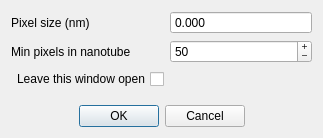
This is currentmaskanalysisconfig.ui in PeeKayChonkster/QtNanotubeAnalysis as Qt 5 draws it before an edit. The edited form follows.
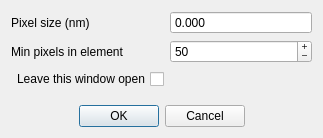
This is the edited form.

Commit message:
Change nanotubes to elements
Change the word nanotubes to elements in config window forms

The edit to the form file:
```diff
--- a/currentmaskanalysisconfig.ui
+++ b/currentmaskanalysisconfig.ui
@@ -39,7 +39,7 @@
      <item row="1" column="0">
       <widget class="QLabel" name="minPixelsLabel">
        <property name="text">
-        <string>Min pixels in nanotube</string>
+        <string>Min pixels in element</string>
        </property>
       </widget>
      </item>
```
The commit also changes 9 other files.
